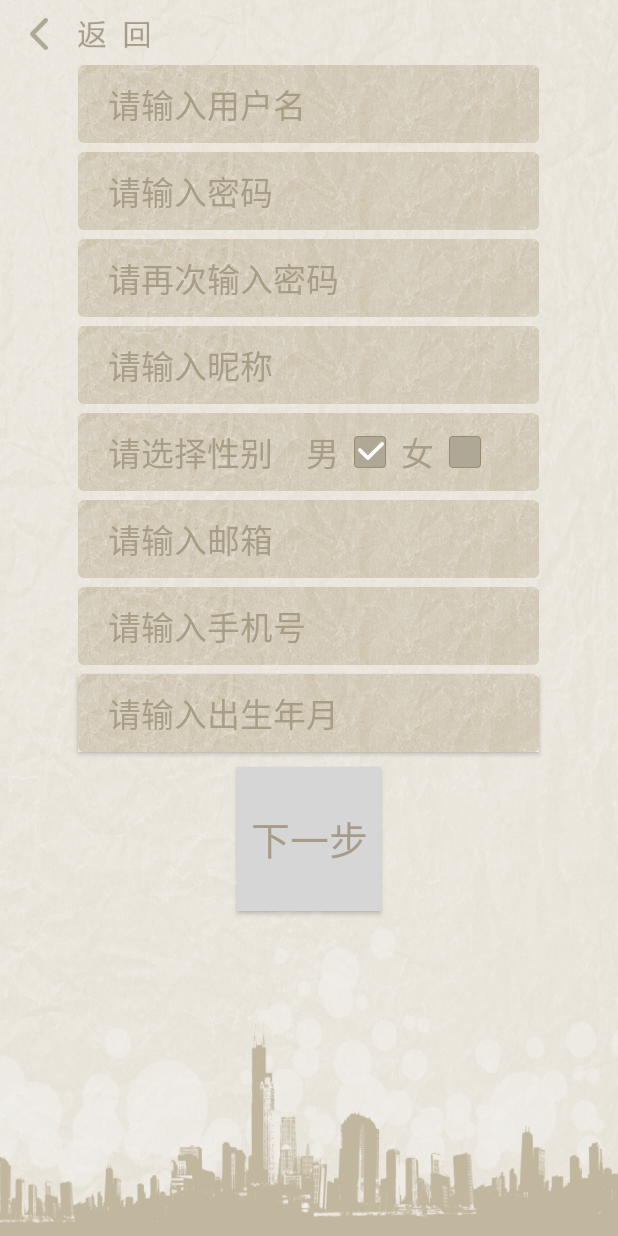
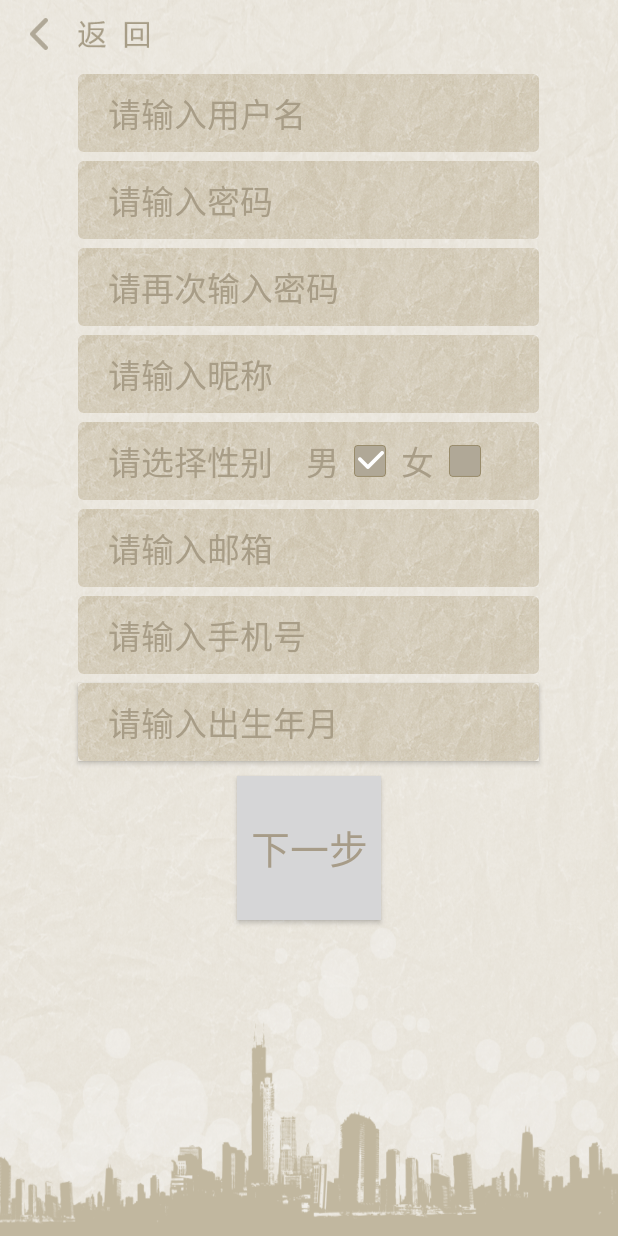
Before and after one commit to GHvictor/DecipherStranger, an Android app: the RegisterActivityBase screen opened directly, with no data from a screen before it, on a phone screen of 412 x 824 dp. Run offline under Robolectric (Android 15) with nearby library versions, the phone set to English and light mode, and no system bars.

Commit message:
# Decipher Stranger # UI register # Created by penghaitao 5/25

```diff
--- a/app/src/main/res/layout/activity_register_base.xml
+++ b/app/src/main/res/layout/activity_register_base.xml
@@ -38,7 +38,7 @@
         android:layout_centerHorizontal="true"
         android:id="@+id/register_account_input"
         android:hint="@string/account_input"
-        android:layout_marginTop="10dp"
+        android:layout_marginTop="16dp"
         android:layout_below="@+id/register_back_button" />
 
     <EditText
```
Also changed, not shown: app/src/main/res/drawable-hdpi/ds_icon.png (added), app/src/main/res/drawable-mdpi/ds_icon.png (added), app/src/main/res/drawable-xxhdpi/ds_icon.png (added), app/src/main/res/drawable/ds_icon.png (added).
